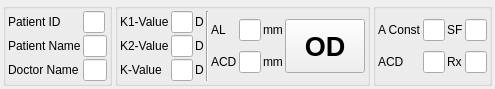
Before: the Qt Designer form calculator_patient.ui in siborion/siborion_american_scan, drawn with Qt 5.
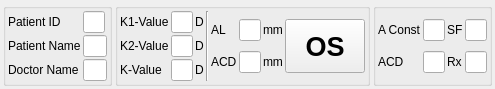
After: the same form once the commit is applied. Custom widgets are drawn as their Qt base class.

```diff
--- a/calculator_patient.ui
+++ b/calculator_patient.ui
@@ -154,7 +154,7 @@
            </font>
           </property>
           <property name="text">
-           <string>OD</string>
+           <string>OS</string>
           </property>
          </widget>
         </item>
```
